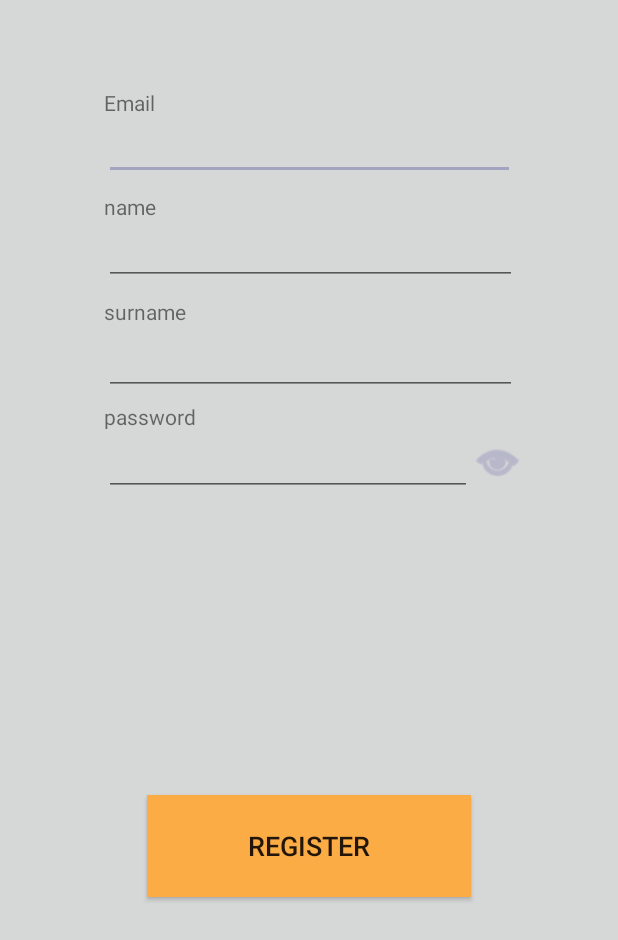
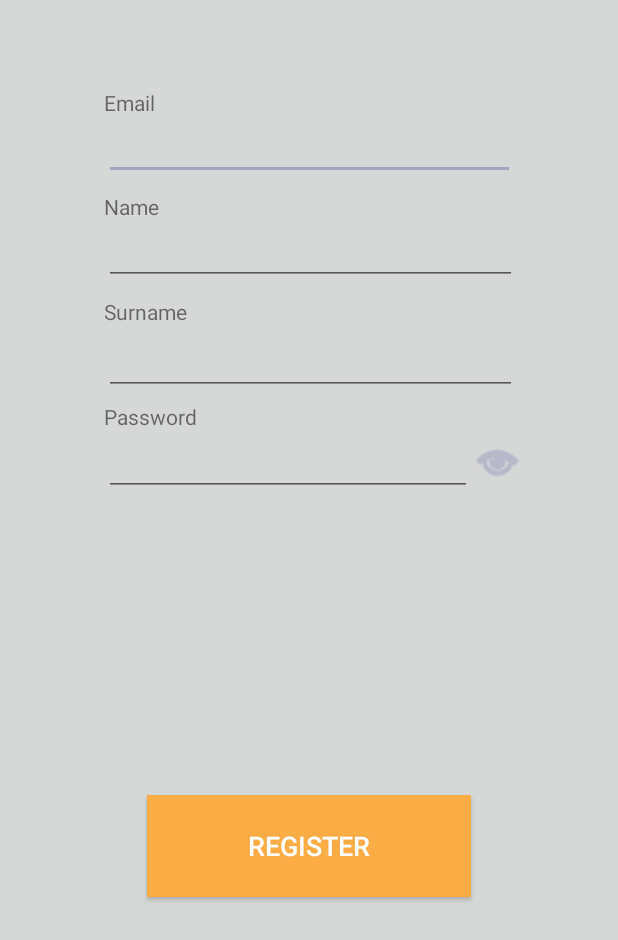
Before and after one commit to MaksWellFine/DailyShedule, an Android app: the RegisterActivity screen opened directly, with no data from a screen before it, on a phone screen of 412 x 824 dp. Shown: the top 940 px of the screen. Run offline under Robolectric (Android 15) with nearby library versions, the phone set to English and light mode, and no system bars.

Commit message:
Proportional changes

```diff
--- a/AndroidApp/DailyShedule/app/src/main/java/com/twogev/dailyshedule/RegisterActivity.java
+++ b/AndroidApp/DailyShedule/app/src/main/java/com/twogev/dailyshedule/RegisterActivity.java
@@ -205,14 +205,14 @@ public class RegisterActivity extends AppCompatActivity {
         public void onClick(View v) {
             show = !show;
             if(show) {
-                btn_show_password.setBackgroundTintList(ColorStateList.valueOf(getResources().getColor(R.color.colorButton)));
+                btn_show_password.setBackgroundTintList(ColorStateList.valueOf(getResources().getColor(R.color.colorButtonShowedPassword)));
                 password_text.setInputType(InputType.TYPE_TEXT_VARIATION_NORMAL | InputType.TYPE_CLASS_TEXT);
                 password_text.setSelection(password_text.getText().length());
 
 
             }else{
                 password_text.setInputType(InputType.TYPE_TEXT_VARIATION_PASSWORD | InputType.TYPE_CLASS_TEXT);
-                btn_show_password.setBackgroundTintList(ColorStateList.valueOf(getResources().getColor(R.color.colorButton)));
+                btn_show_password.setBackgroundTintList(ColorStateList.valueOf(getResources().getColor(R.color.colorButtonUnShowedPassword)));
                 password_text.setSelection(password_text.getText().length());
 
             }
--- a/AndroidApp/DailyShedule/app/src/main/res/layout/register_window.xml
+++ b/AndroidApp/DailyShedule/app/src/main/res/layout/register_window.xml
@@ -9,18 +9,18 @@
 
     <android.support.constraint.ConstraintLayout
         android:id="@+id/reg_text_email"
-        android:layout_width="320dp"
+        android:layout_width="match_parent"
         android:layout_height="333dp"
         android:layout_marginBottom="8dp"
-        android:layout_marginLeft="8dp"
-        android:layout_marginRight="8dp"
+        android:layout_marginEnd="8dp"
+        android:layout_marginLeft="16dp"
+        android:layout_marginRight="16dp"
+        android:layout_marginStart="8dp"
         app:layout_constraintBottom_toBottomOf="parent"
         app:layout_constraintLeft_toLeftOf="parent"
         app:layout_constraintRight_toRightOf="parent"
         app:layout_constraintTop_toTopOf="parent"
-        app:layout_constraintVertical_bias="0.041"
-        android:layout_marginStart="8dp"
-        android:layout_marginEnd="8dp">
+        app:layout_constraintVertical_bias="0.041">
 
         <android.support.constraint.ConstraintLayout
             android:id="@+id/constraintLayout"
@@ -78,12 +78,12 @@
         </android.support.constraint.ConstraintLayout>
 
         <android.support.constraint.ConstraintLayout
+            android:id="@+id/constraintLayout4"
             android:layout_width="290dp"
             android:layout_height="85dp"
             app:layout_constraintBottom_toBottomOf="parent"
             app:layout_constraintLeft_toLeftOf="parent"
             app:layout_constraintRight_toRightOf="parent"
-            android:id="@+id/constraintLayout4"
             app:layout_constraintTop_toTopOf="parent"
             app:layout_constraintVertical_bias="1.0">
 
@@ -111,7 +111,7 @@
                 android:layout_marginLeft="8dp"
                 android:layout_marginRight="8dp"
                 android:layout_marginStart="8dp"
-                android:text="password"
+                android:text="Password"
                 app:layout_constraintBottom_toBottomOf="parent"
                 app:layout_constraintHorizontal_bias="0.0"
                 app:layout_constraintLeft_toLeftOf="parent"
@@ -140,12 +140,12 @@
         </android.support.constraint.ConstraintLayout>
 
         <android.support.constraint.ConstraintLayout
+            android:id="@+id/constraintLayout3"
             android:layout_width="290dp"
             android:layout_height="70dp"
             app:layout_constraintBottom_toBottomOf="parent"
+            app:layout_constraintLeft_toLeftOf="parent"
             app:layout_constraintRight_toRightOf="parent"
-            app:layout_constraintLeft_toLeftOf="parent"
-            android:id="@+id/constraintLayout3"
             app:layout_constraintTop_toTopOf="parent"
             app:layout_constraintVertical_bias="0.676">
 
@@ -176,7 +176,7 @@
                 android:layout_marginLeft="8dp"
                 android:layout_marginRight="8dp"
                 android:layout_marginStart="8dp"
-                android:text="surname"
+                android:text="Surname"
                 app:layout_constraintBottom_toBottomOf="parent"
                 app:layout_constraintHorizontal_bias="0.0"
                 app:layout_constraintLeft_toLeftOf="parent"
@@ -186,20 +186,20 @@
         </android.support.constraint.ConstraintLayout>
 
         <android.support.constraint.ConstraintLayout
+            android:id="@+id/constraintLayout2"
             android:layout_width="290dp"
             android:layout_height="70dp"
             android:layout_marginBottom="8dp"
+            android:layout_marginEnd="8dp"
             android:layout_marginLeft="8dp"
             android:layout_marginRight="8dp"
+            android:layout_marginStart="8dp"
             android:layout_marginTop="8dp"
             app:layout_constraintBottom_toBottomOf="parent"
             app:layout_constraintLeft_toLeftOf="parent"
             app:layout_constraintRight_toRightOf="parent"
             app:layout_constraintTop_toTopOf="parent"
-            app:layout_constraintVertical_bias="0.404"
-            android:layout_marginStart="8dp"
-            android:layout_marginEnd="8dp"
-            android:id="@+id/constraintLayout2">
+            app:layout_constraintVertical_bias="0.404">
 
             <EditText
                 android:id="@+id/reg_text_name"
@@ -229,7 +229,7 @@
                 android:layout_marginLeft="8dp"
                 android:layout_marginRight="8dp"
                 android:layout_marginStart="8dp"
-                android:text="name"
+                android:text="Name"
                 app:layout_constraintBottom_toBottomOf="parent"
                 app:layout_constraintHorizontal_bias="0.0"
                 app:layout_constraintLeft_toLeftOf="parent"
@@ -244,13 +244,14 @@
         android:id="@+id/button"
         android:layout_width="216dp"
         android:layout_height="68dp"
+        android:background="@color/colorPrimary"
         android:text="Register"
+        android:textColor="@android:color/background_light"
         android:textSize="18sp"
         app:layout_constraintBottom_toBottomOf="parent"
+        app:layout_constraintLeft_toLeftOf="parent"
+        app:layout_constraintRight_toRightOf="parent"
         app:layout_constraintTop_toBottomOf="@+id/reg_text_email"
-        android:background="@color/colorPrimary"
-        app:layout_constraintRight_toRightOf="parent"
-        app:layout_constraintLeft_toLeftOf="parent"
         app:layout_constraintVertical_bias="0.438" />
 
 
--- a/AndroidApp/DailyShedule/app/src/main/res/values/colors.xml
+++ b/AndroidApp/DailyShedule/app/src/main/res/values/colors.xml
@@ -4,5 +4,6 @@
     <color name="colorPrimaryDark">#fc962e</color>
     <color name="colorPrimaryLight">#fcc664</color>
     <color name="colorAccent">#a3a3c2</color>
-    <color name="colorButton">#fc962e</color>
+    <color name="colorButtonShowedPassword">#fc962e</color>
+    <color name="colorButtonUnShowedPassword">#aaaaaa</color>
 </resources>
```
Also changed, not shown: AndroidApp/DailyShedule/app/src/main/res/color/color_button.xml (deleted, +0 -11 lines), AndroidApp/DailyShedule/app/src/main/res/layout/sign_in_window.xml (+11 -7 lines).
